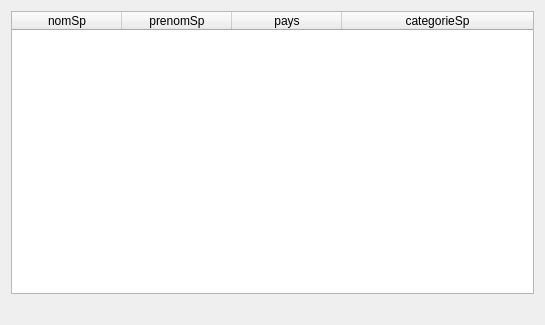
Qt form gui/fct_2_2.ui (MiniGabert/Projet-CEBD) before a commit.
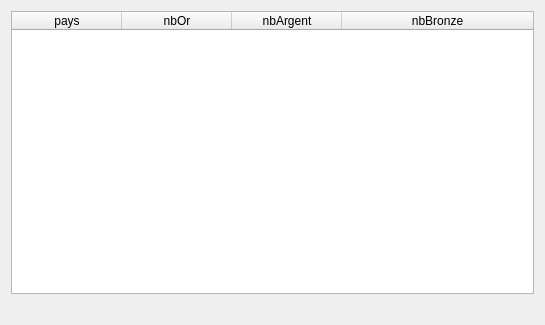
The same form after that commit.

Diff of the .ui file:
```diff
--- a/gui/fct_2_2.ui
+++ b/gui/fct_2_2.ui
@@ -31,16 +31,6 @@
      <attribute name="verticalHeaderVisible">
       <bool>false</bool>
      </attribute>
-     <column>
-      <property name="text">
-       <string>nomSp</string>
-      </property>
-     </column>
-     <column>
-      <property name="text">
-       <string>prenomSp</string>
-      </property>
-     </column>
      <column>
       <property name="text">
        <string>pays</string>
@@ -48,7 +38,17 @@
      </column>
      <column>
       <property name="text">
-       <string>categorieSp</string>
+       <string>nbOr</string>
+      </property>
+     </column>
+     <column>
+      <property name="text">
+       <string>nbArgent</string>
+      </property>
+     </column>
+     <column>
+      <property name="text">
+       <string>nbBronze</string>
       </property>
      </column>
     </widget>
```
